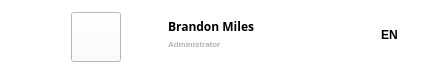
The window that client/screens/user_profile/user_profile.ui (kleroop/TechCourse_2022_12) describes before a commit, drawn with Qt 5.
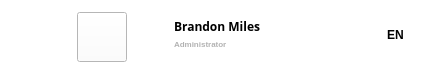
The same window after the commit. Icons and pictures are not drawn.

```diff
--- a/client/screens/user_profile/user_profile.ui
+++ b/client/screens/user_profile/user_profile.ui
@@ -6,7 +6,7 @@
    <rect>
     <x>0</x>
     <y>0</y>
-    <width>438</width>
+    <width>444</width>
     <height>70</height>
    </rect>
   </property>
```
Left out of the diff: 362 changed lines with no effect on the pictures.
